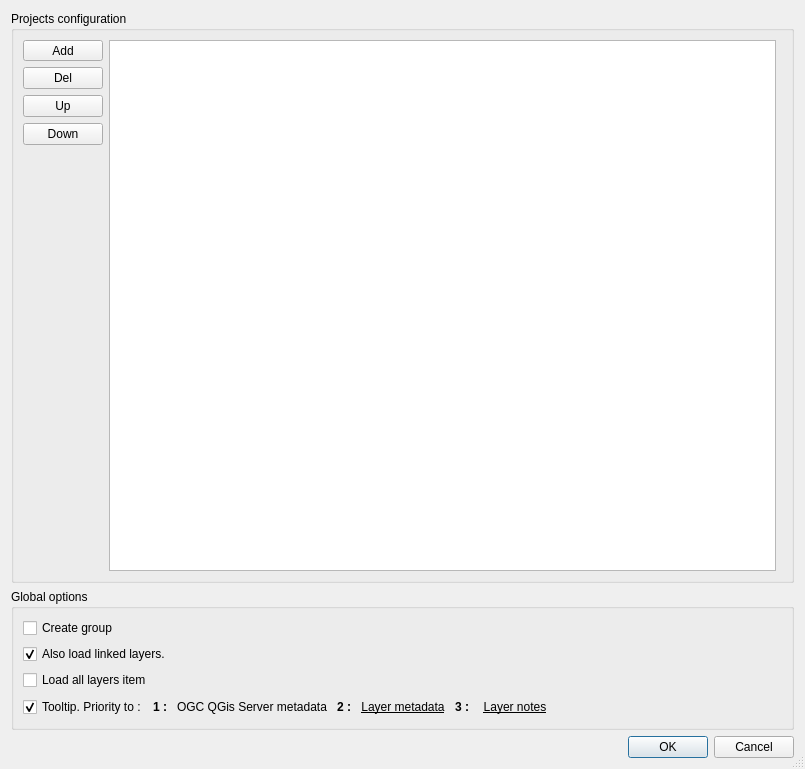
First picture: the form in menu_from_project/ui/conf_dialog.ui, repository aeag/MenuFromProject-Qgis-Plugin, before the edit.
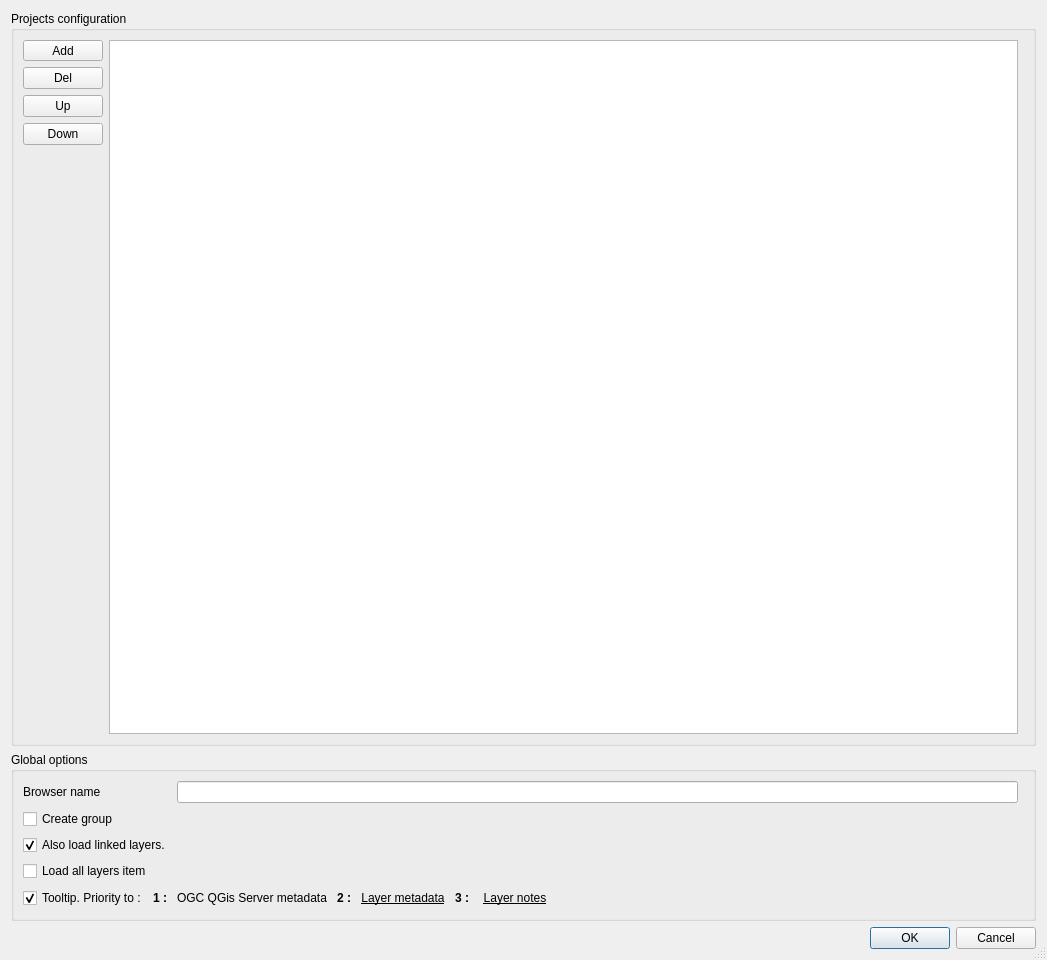
Second picture: the form after the edit. Icons and pictures are not drawn. Custom widgets are drawn as their Qt base class.

Commit message: feat(browser): add option to define name in browser

What changed in the file:
```diff
--- a/menu_from_project/ui/conf_dialog.ui
+++ b/menu_from_project/ui/conf_dialog.ui
@@ -9,8 +9,8 @@
    <rect>
     <x>0</x>
     <y>0</y>
-    <width>805</width>
-    <height>769</height>
+    <width>1047</width>
+    <height>960</height>
    </rect>
   </property>
   <property name="sizePolicy">
@@ -151,7 +151,23 @@
       <string>Global options</string>
      </property>
      <layout class="QGridLayout" name="gridLayout_4">
-      <item row="0" column="0">
+      <item row="3" column="0">
+       <widget class="QCheckBox" name="cbxLoadAll">
+        <property name="sizePolicy">
+         <sizepolicy hsizetype="Fixed" vsizetype="Fixed">
+          <horstretch>0</horstretch>
+          <verstretch>0</verstretch>
+         </sizepolicy>
+        </property>
+        <property name="text">
+         <string>Load all layers item</string>
+        </property>
+        <property name="tristate">
+         <bool>false</bool>
+        </property>
+       </widget>
+      </item>
+      <item row="1" column="0">
        <widget class="QCheckBox" name="cbxCreateGroup">
         <property name="sizePolicy">
          <sizepolicy hsizetype="Fixed" vsizetype="Fixed">
@@ -170,7 +186,7 @@
         </property>
        </widget>
       </item>
-      <item row="3" column="0" colspan="3">
+      <item row="4" column="0" colspan="3">
        <layout class="QHBoxLayout" name="horizontalLayout_5">
         <item>
          <widget class="QCheckBox" name="cbxShowTooltip">
@@ -301,22 +317,6 @@
        </layout>
       </item>
       <item row="2" column="0">
-       <widget class="QCheckBox" name="cbxLoadAll">
-        <property name="sizePolicy">
-         <sizepolicy hsizetype="Fixed" vsizetype="Fixed">
-          <horstretch>0</horstretch>
-          <verstretch>0</verstretch>
-         </sizepolicy>
-        </property>
-        <property name="text">
-         <string>Load all layers item</string>
-        </property>
-        <property name="tristate">
-         <bool>false</bool>
-        </property>
-       </widget>
-      </item>
-      <item row="1" column="0">
        <widget class="QCheckBox" name="cbxOpenLinks">
         <property name="toolTip">
          <string>Opens with layer, layers linked by 'relations' or joins.</string>
@@ -329,6 +329,16 @@
         </property>
        </widget>
       </item>
+      <item row="0" column="0">
+       <widget class="QLabel" name="label_browser_name">
+        <property name="text">
+         <string>Browser name</string>
+        </property>
+       </widget>
+      </item>
+      <item row="0" column="1">
+       <widget class="QLineEdit" name="lne_browser_name"/>
+      </item>
      </layout>
     </widget>
    </item>
```
The commit also changes 3 other files.
